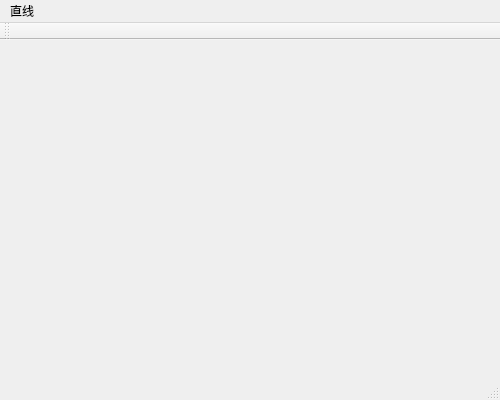
mhq1065/Graphics, file QtWidgetsApplication1/QtWidgetsApplication1.ui: the form before one commit.
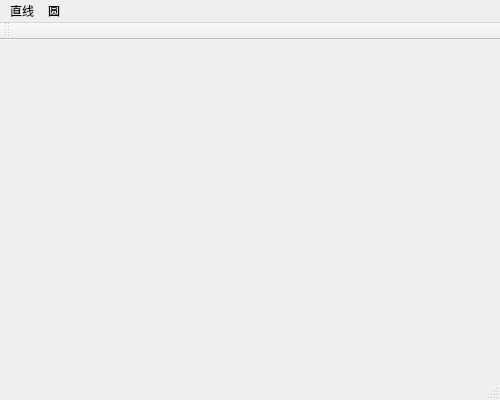
The form after the commit.

```diff
--- a/QtWidgetsApplication1/QtWidgetsApplication1.ui
+++ b/QtWidgetsApplication1/QtWidgetsApplication1.ui
@@ -42,7 +42,15 @@
     <addaction name="actionDDa"/>
     <addaction name="actionbreshen"/>
    </widget>
+   <widget class="QMenu" name="menu_2">
+    <property name="title">
+     <string>圆</string>
+    </property>
+    <addaction name="actionoval"/>
+    <addaction name="actioncircle"/>
+   </widget>
    <addaction name="menu"/>
+   <addaction name="menu_2"/>
   </widget>
   <widget class="QToolBar" name="mainToolBar">
    <attribute name="toolBarArea">
```
Left out of the diff: 10 changed lines with no effect on the pictures.
